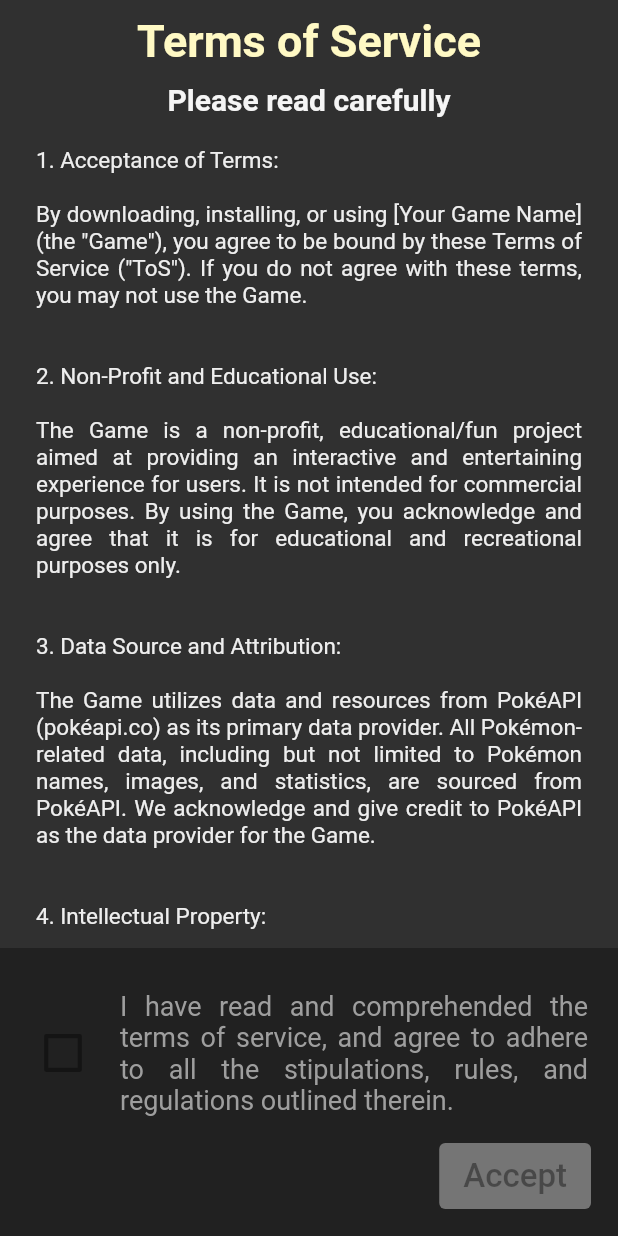
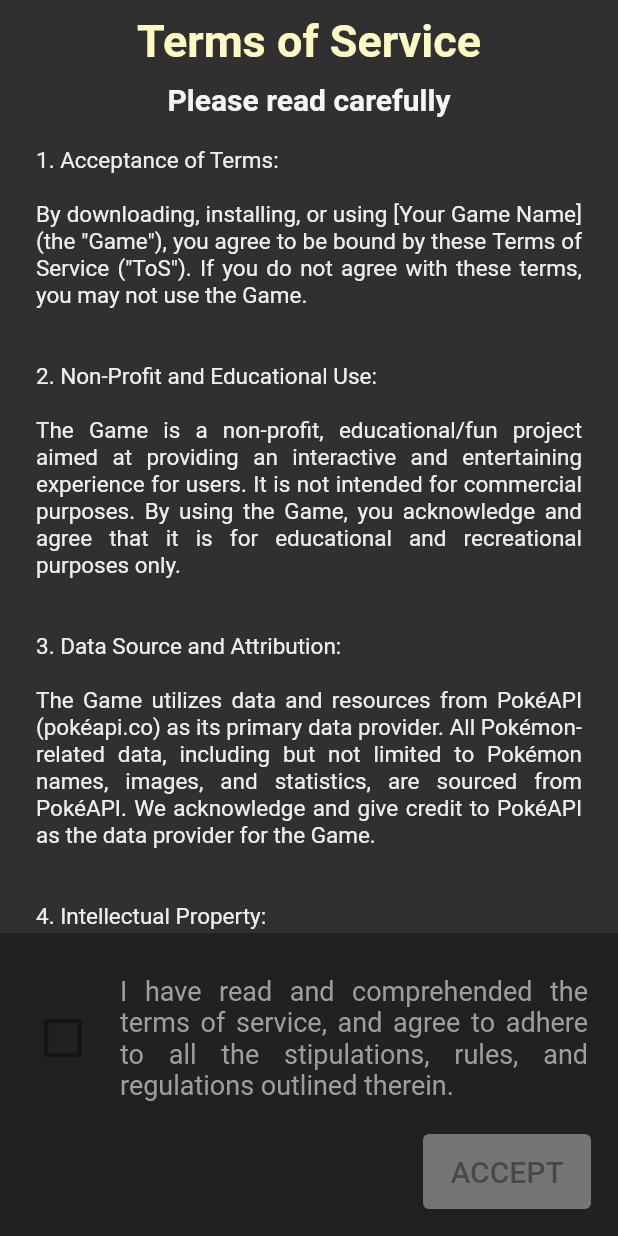
Before and after one commit to Caballep/pokemon_trivia, a Flutter app: the screen it shows after launch, on a phone screen of 412 x 824 dp. Run offline on Flutter 3.47's test engine with Material 2 defaults, Android fonts, the phone set to English and light mode, and no system bars; our stand-ins replace device_info, flutter_bloc, flutter_cache_manager, get_it, google_fonts, logger and 2 more; accounts and stored records are empty.

Commit message:
Adding feedback when user accepts terms

```diff
--- a/lib/domain/use_case/pokemon/fetch_pokemons_uc.dart
+++ b/lib/domain/use_case/pokemon/fetch_pokemons_uc.dart
@@ -31,7 +31,7 @@ class FetchPokemonsUC {
     // TODO: Remove this and uncomment the above 2 lines for release/production
     // This is to avoid overload the PokeApi and get the IP banned.
     final nextPokemonNumber = 11;
-    final lastPokemonNumber = 25;
+    final lastPokemonNumber = 13;
 
     for (int i = nextPokemonNumber; i <= lastPokemonNumber + 1; i++) {
       final pokemon = await pokemonRepository.fetchPokemon(i);
--- a/lib/presentation/features/tos/widget/tos_accept_panel.dart
+++ b/lib/presentation/features/tos/widget/tos_accept_panel.dart
@@ -17,12 +17,14 @@ class TosAcceptPanel extends StatefulWidget {
 class _TosAcceptPanelState extends State<TosAcceptPanel> {
   late bool _termsReaded;
   late bool _isChecked;
+  late bool _acceptingTerms;
 
   @override
   void initState() {
     super.initState();
     _termsReaded = widget.termsReaded;
     _isChecked = false;
+    _acceptingTerms = false;
   }
 
   @override
@@ -90,16 +92,15 @@ class _TosAcceptPanelState extends State<TosAcceptPanel> {
             ],
           ),
           SizedBox(
-            height: 18,
+            height: 22,
           ),
           Align(
             alignment: Alignment.centerRight,
-            child: Container(
-              height: 44,
             child: ElevatedButton(
                 onPressed: _isChecked
                     ? () {
                         widget.onTermsAcceptedCallback();
+                        _acceptingTerms = true;
                       }
                     : null,
                 style: ButtonStyle(
@@ -112,13 +113,25 @@ class _TosAcceptPanelState extends State<TosAcceptPanel> {
                     },
                   ),
                 ),
-                  child: Text(
-                    'Accept',
+                child: Container(
+                    alignment: Alignment.center,
+                    height: 50,
+                    width: 80,
+                    child: _acceptingTerms
+                        ? Container(
+                            width: 25,
+                            height: 25,
+                            child: CircularProgressIndicator(
+                              color: Colors.white,
+                              strokeWidth: 3,
+                            ),
+                          )
+                        : Text(
+                            'ACCEPT',
                             style: TextStyle(
-                      fontSize: 22,
+                              fontSize: 20,
                             ),
-                  )),
-            ),
+                          ))),
           ),
         ],
       ),
```
Lines whose indentation alone changed are shown as unchanged.
